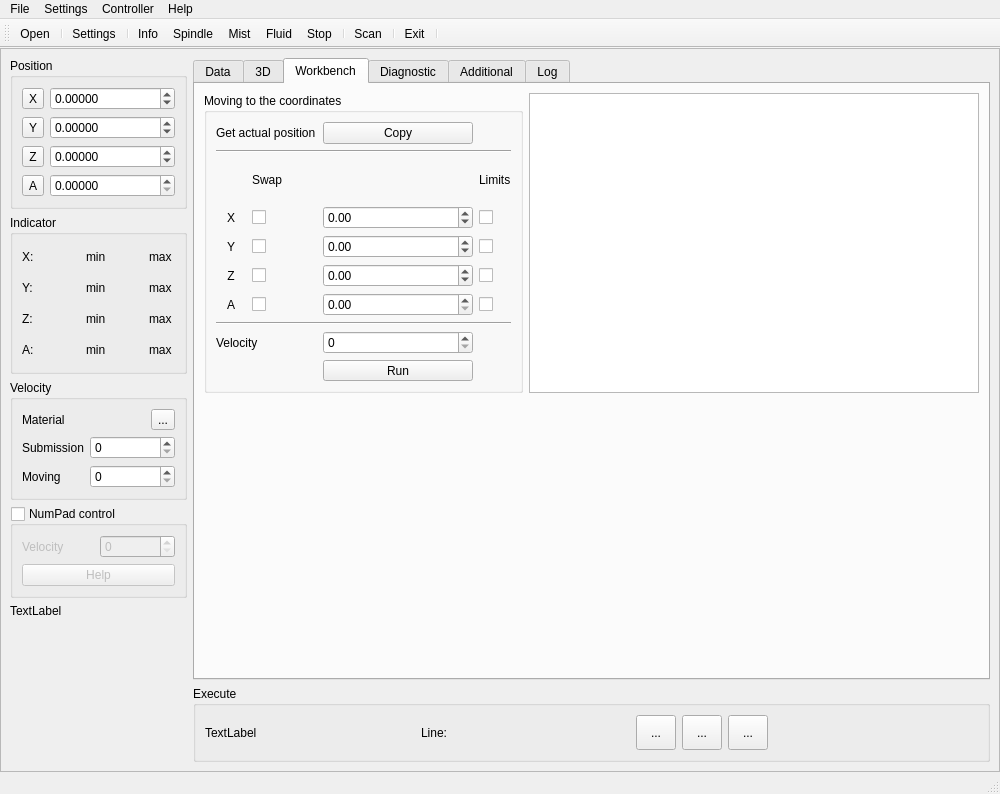
The window that sources/forms/MainWindow.ui (eduard-x/cnc-qt) describes before a commit, drawn with Qt 5.
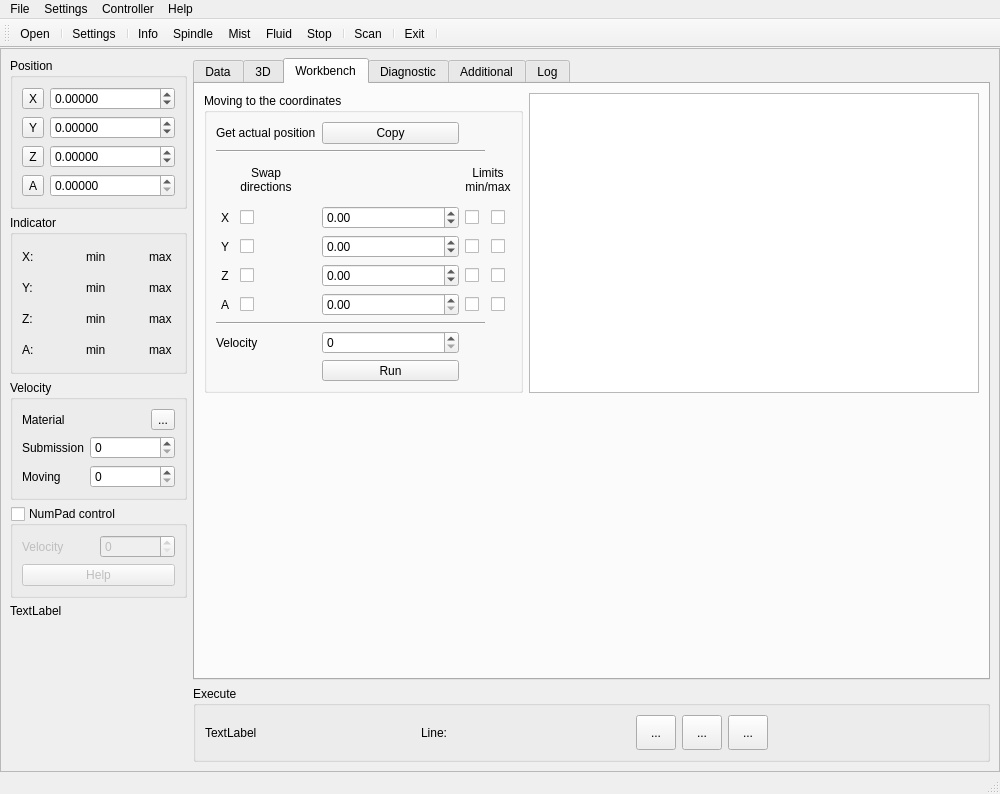
The same window after the commit. The open tabs and pages were chosen to show the change. Icons and pictures are not drawn.

Commit message: limit settings on gui

What changed in the file:
```diff
--- a/sources/forms/MainWindow.ui
+++ b/sources/forms/MainWindow.ui
@@ -909,7 +909,11 @@
                 <item row="4" column="1">
                  <widget class="QLabel" name="label_10">
                   <property name="text">
-                   <string>Swap</string>
+                   <string>Swap
+directions</string>
+                  </property>
+                  <property name="alignment">
+                   <set>Qt::AlignCenter</set>
                   </property>
                  </widget>
                 </item>
@@ -1213,13 +1217,6 @@
                   </property>
                  </widget>
                 </item>
-                <item row="4" column="4">
-                 <widget class="QLabel" name="label_11">
-                  <property name="text">
-                   <string>Limits</string>
-                  </property>
-                 </widget>
-                </item>
                 <item row="14" column="0" colspan="5">
                  <widget class="Line" name="line_4">
                   <property name="orientation">
@@ -1234,6 +1231,45 @@
                   </property>
                  </widget>
                 </item>
+                <item row="9" column="5">
+                 <widget class="QCheckBox" name="checkBoxLimitsXmax">
+                  <property name="text">
+                   <string/>
+                  </property>
+                 </widget>
+                </item>
+                <item row="4" column="4" colspan="2">
+                 <widget class="QLabel" name="label_11">
+                  <property name="text">
+                   <string>Limits
+min/max</string>
+                  </property>
+                  <property name="alignment">
+                   <set>Qt::AlignCenter</set>
+                  </property>
+                 </widget>
+                </item>
+                <item row="11" column="5">
+                 <widget class="QCheckBox" name="checkBoxLimitsYmax">
+                  <property name="text">
+                   <string/>
+                  </property>
+                 </widget>
+                </item>
+                <item row="12" column="5">
+                 <widget class="QCheckBox" name="checkBoxLimitsZmax">
+                  <property name="text">
+                   <string/>
+                  </property>
+                 </widget>
+                </item>
+                <item row="13" column="5">
+                 <widget class="QCheckBox" name="checkBoxLimitsAmax">
+                  <property name="text">
+                   <string/>
+                  </property>
+                 </widget>
+                </item>
                </layout>
               </widget>
              </item>
```
Left out of the diff: 12 changed lines with no effect on the pictures. The commit also changes 8 other files.
